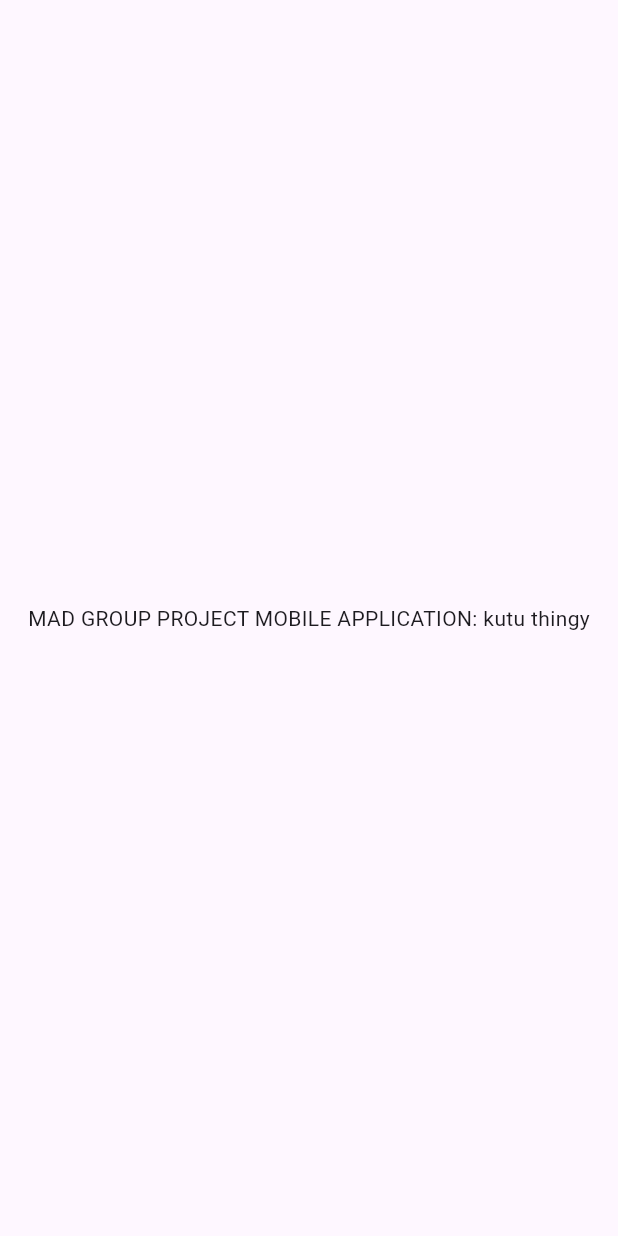
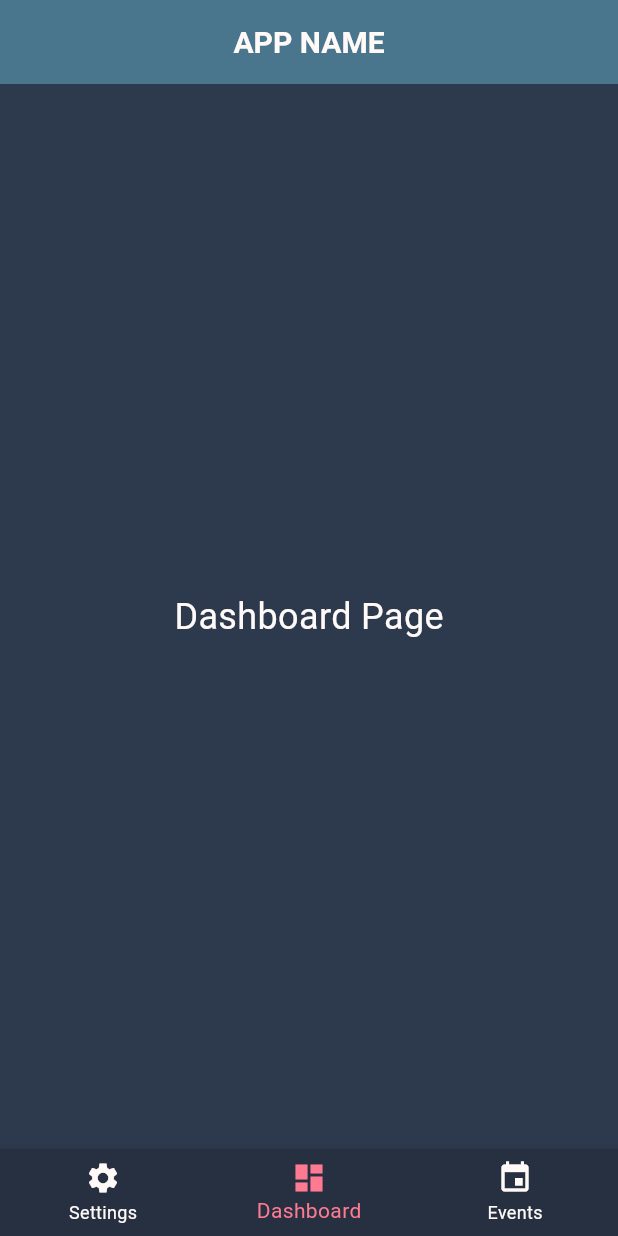
Before and after one commit to akifiz/Grp-Project-ABC-MAD-, a Flutter app: the screen it shows after launch, on a phone screen of 412 x 824 dp. Run offline on Flutter 3.47's test engine with Material 3 defaults, Android fonts, the phone set to English and light mode, and no system bars.

Commit message:
Added an external file (app_colors.dart) which includes the color theme of the app for easy repetitive usage. Added base layout for the entire app including navigation bar at the bottom for simple navigation (Settings,Dashboard,Events). Included icons also for each respective page. Added color change when selecting each page to highlight which page the user is on. Added an app bar for the app name

```diff
--- /dev/null
+++ b/abcmobileapp/lib/app_colors.dart
@@ -0,0 +1,10 @@
+import 'package:flutter/material.dart';
+
+class AppColors {
+  static const Color background = Color(0xFF2D394D); // App background
+  static const Color main = Color(0xFFFF7A90); // Primary accent
+  static const Color caret = Color(0xFFFF7A90); // Highlight elements
+  static const Color subAlt = Color(0xFF263041); // Secondary background
+  static const Color sub = Color(0xFF4A768D); // Header/AppBar
+  static const Color text = Color(0xFFFFFAF8); // Text color
+}
--- a/abcmobileapp/lib/main.dart
+++ b/abcmobileapp/lib/main.dart
@@ -1,23 +1,94 @@
 import 'package:flutter/material.dart';
 import 'package:http/http.dart' as http;
+import 'package:abcmobileapp/app_colors.dart';
 
 void main() {
-  runApp(const MainApp());
+  runApp(MyApp());
+}
+class MyApp extends StatelessWidget {
+  @override
+  Widget build(BuildContext context) {
+    return MaterialApp(
+      debugShowCheckedModeBanner: false,
+      theme: ThemeData(
+        scaffoldBackgroundColor: Color(0xFF2D394D), // Background color
+        appBarTheme: AppBarTheme(
+          backgroundColor: Color(0xFF4A768D), // Main color for AppBar
+          titleTextStyle: TextStyle(
+            color: Color(0xFFFFFAF8), // Text color
+            fontSize: 20,
+            fontWeight: FontWeight.bold,
+          ),
+          iconTheme: IconThemeData(
+            color: Color(0xFFFFFAF8), // Icons in AppBar
+          ),
+        ),
+        bottomNavigationBarTheme: BottomNavigationBarThemeData(
+          backgroundColor: Color(0xFF263041), // Sub Alt color
+          selectedItemColor: Color(0xFFFF7A90), // Selected Color
+          unselectedItemColor: Color(0xFFFFFAF8), // Unselected Color
+        ),
+      ),
+      home: DashboardScreen(),
+    );
+  }
 }
 
-class MainApp extends StatelessWidget {
-  const MainApp({super.key});
+class DashboardScreen extends StatefulWidget {
+  @override
+  _DashboardScreenState createState() => _DashboardScreenState();
+}
+class _DashboardScreenState extends State<DashboardScreen> {
+  int _currentIndex = 1; // Default to the "Dashboard" tab
+
+  // Pages for navigation
+  final List<Widget> _pages = [
+    Center(
+        child: Text(
+      "Settings Page",
+      style: TextStyle(color: Color(0xFFFFFAF8), fontSize: 24),
+    )),
+    Center(
+        child: Text(
+      "Dashboard Page",
+      style: TextStyle(color: Color(0xFFFFFAF8), fontSize: 24),
+    )),
+    Center(
+        child: Text(
+      "Event Page",
+      style: TextStyle(color: Color(0xFFFFFAF8), fontSize: 24),
+    )),
+  ];
 
   @override
   Widget build(BuildContext context) {
-    return const MaterialApp(
-      home: Scaffold(
-        body: Center(
-
-          child: Text('MAD GROUP PROJECT MOBILE APPLICATION: kutu thingy'),
-          child: Text('MAD GROUP PROJECT MOBILE APPLICATION'),
-          child: Text(' TEJSITJTIOSEJTIOSJ')
-        ),
+    return Scaffold(
+      appBar: AppBar(
+        title: Text('APP NAME'),
+        centerTitle: true,
+      ),
+      body: _pages[_currentIndex], // Display the selected page
+      bottomNavigationBar: BottomNavigationBar(
+        currentIndex: _currentIndex,
+        onTap: (index) {
+          setState(() {
+            _currentIndex = index; // Update selected index
+          });
+        },
+        items: const [
+          BottomNavigationBarItem(
+            icon: Icon(Icons.settings),
+            label: 'Settings',
+          ),
+          BottomNavigationBarItem(
+            icon: Icon(Icons.dashboard),
+            label: 'Dashboard',
+          ),
+          BottomNavigationBarItem(
+            icon: Icon(Icons.event),
+            label: 'Events',
+          ),
+        ],
       ),
     );
   }
```
